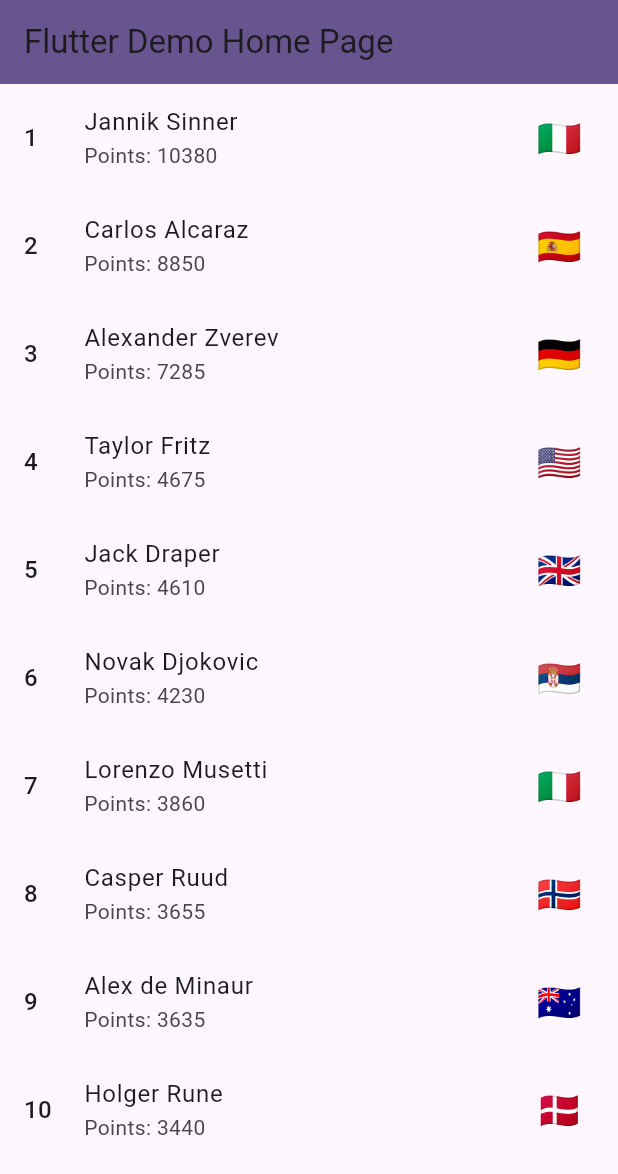
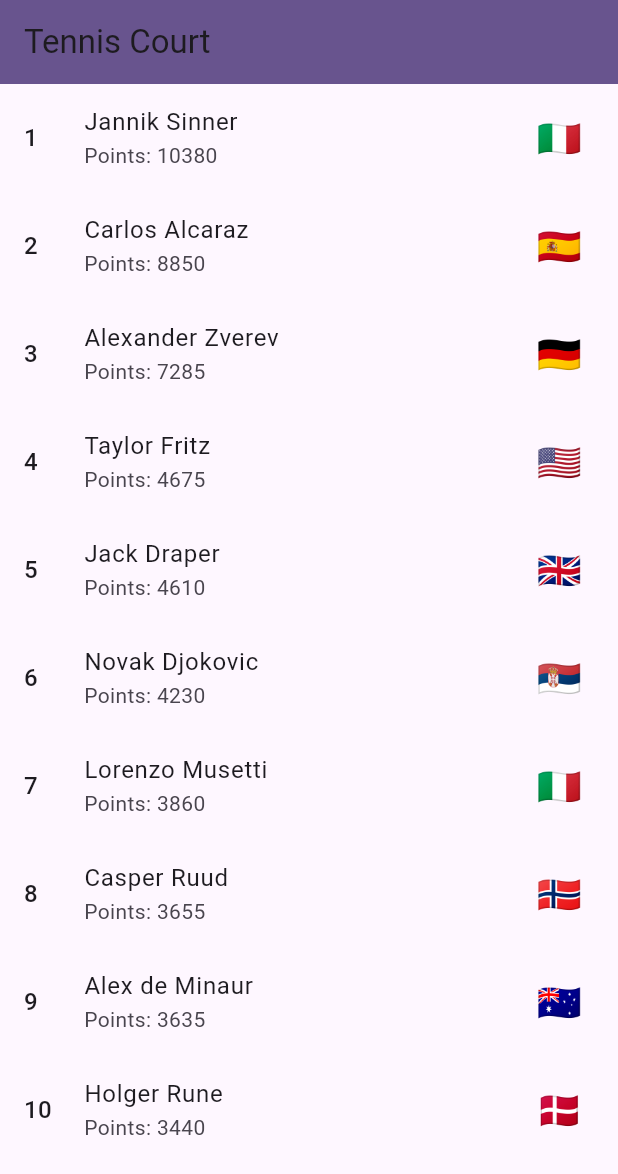
Before and after one commit to m-makhovyk/tennis-court, a Flutter app: the screen it shows after launch, on a phone screen of 412 x 824 dp. Shown: the top 1174 px of the screen. Run offline on Flutter 3.47's test engine with Material 3 defaults, Android fonts, the phone set to English and light mode, and no system bars.

Commit message:
update title

```diff
--- a/lib/main.dart
+++ b/lib/main.dart
@@ -27,7 +27,7 @@ class MyApp extends StatelessWidget {
       theme: ThemeData(
         colorScheme: ColorScheme.fromSeed(seedColor: Colors.deepPurple),
       ),
-      home: const PlayerRankingPage(title: 'Flutter Demo Home Page'),
+      home: const PlayerRankingPage(title: 'Tennis Court'),
     );
   }
 }
```
